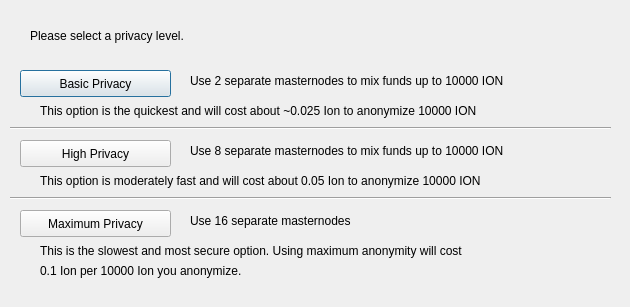
ioncoincore/ion-archived, file src/qt/forms/obfuscationconfig.ui: the form before one commit.
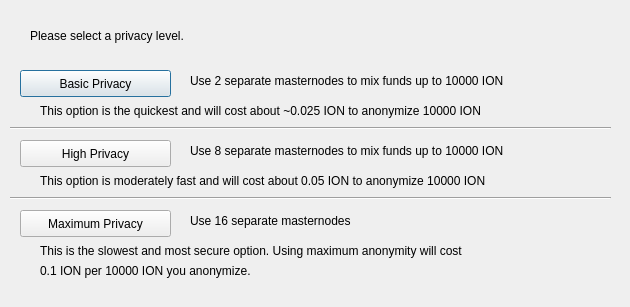
The form after the commit.

Diff of the .ui file:
```diff
--- a/src/qt/forms/obfuscationconfig.ui
+++ b/src/qt/forms/obfuscationconfig.ui
@@ -114,7 +114,7 @@
     </rect>
    </property>
    <property name="text">
-    <string>This option is the quickest and will cost about ~0.025 Ion to anonymize 10000 ION</string>
+    <string>This option is the quickest and will cost about ~0.025 ION to anonymize 10000 ION</string>
    </property>
   </widget>
   <widget class="QLabel" name="label_7">
@@ -127,7 +127,7 @@
     </rect>
    </property>
    <property name="text">
-    <string>This option is moderately fast and will cost about 0.05 Ion to anonymize 10000 ION</string>
+    <string>This option is moderately fast and will cost about 0.05 ION to anonymize 10000 ION</string>
    </property>
   </widget>
   <widget class="QLabel" name="label_8">
@@ -153,7 +153,7 @@
     </rect>
    </property>
    <property name="text">
-    <string>0.1 Ion per 10000 Ion you anonymize.</string>
+    <string>0.1 ION per 10000 ION you anonymize.</string>
    </property>
   </widget>
   <widget class="Line" name="line">
```
